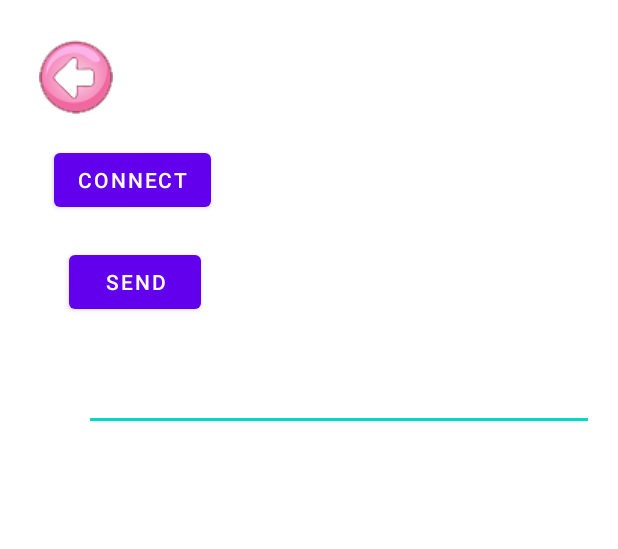
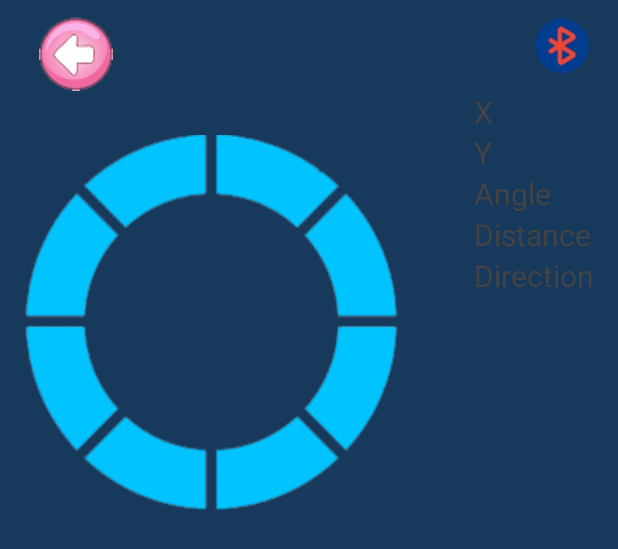
Before and after one commit to phandinhbacptit/AppVrobox, an Android app: the layout activity_control.xml on its own in the app's theme, with its tools: preview values and no code run, on a phone screen of 412 x 824 dp. Shown: the top 549 px of the screen. Run offline under Robolectric (Android 15) with nearby library versions, the phone set to English and light mode, and no system bars.

Commit message:
add full icon, base icon of joystick, background of tab control

```diff
--- a/app/src/main/res/layout/activity_control.xml
+++ b/app/src/main/res/layout/activity_control.xml
@@ -3,50 +3,192 @@
     xmlns:tools="http://schemas.android.com/tools"
     android:layout_width="match_parent"
     android:layout_height="match_parent"
+    android:orientation="vertical"
     android:paddingLeft="16dp"
+    android:paddingTop="5dp"
     android:paddingRight="16dp"
-    android:paddingTop="16dp"
     android:paddingBottom="16dp"
-    android:orientation="vertical"
+    android:background="@drawable/bg_control"
     tools:context=".MainActivity">
+
+   <RelativeLayout
+       android:layout_width="match_parent"
+       android:layout_height="wrap_content"
+       android:orientation="horizontal">
 
       <ImageButton
           android:id="@+id/btnCtrBack"
           android:layout_width="wrap_content"
           android:layout_height="wrap_content"
           android:layout_marginLeft="10dp"
-       android:layout_marginTop="10dp"
-       android:background="@drawable/back_icon"/>
-   <Button
-      android:id="@+id/btnConnect"
+          android:layout_marginTop="5dp"
+          android:background="@drawable/back_icon" />
+
+      <ImageButton
+          android:id="@+id/btnConnectBluetooth"
+          android:layout_width="20pt"
+          android:layout_height="20pt"
+          android:layout_alignParentRight="true"
+          android:layout_marginTop="3dp"
+          android:background="@drawable/bluetooth_off" />
+
+   </RelativeLayout>
+
+   <RelativeLayout
+       android:layout_width="match_parent"
+       android:layout_height="wrap_content">
+
+      <RelativeLayout
+          android:layout_width="250dp"
+          android:layout_height="250dp"
+          android:id="@+id/layout_joystick"
+          android:layout_alignParentLeft="true"
+          android:layout_marginTop="29dp"
+          android:background="@drawable/joystick_background1">
+         /*Design joystick*/
+
+      </RelativeLayout>
+      <RelativeLayout
+          android:id="@+id/linearLayout1"
           android:layout_width="wrap_content"
           android:layout_height="wrap_content"
+          android:layout_toRightOf="@+id/layout_joystick"
+          android:layout_marginLeft="50dp"
+          android:orientation="vertical">
+
+         <TextView
+             android:id="@+id/textView1"
+             android:layout_width="wrap_content"
+             android:layout_height="wrap_content"
+             android:layout_alignParentLeft="true"
+             android:layout_alignParentTop="true"
+             android:text="X"
+             android:textColor="#444444"
+             android:textSize="20dp" />
+
+         <TextView
+             android:id="@+id/textView2"
+             android:layout_width="wrap_content"
+             android:layout_height="wrap_content"
+             android:layout_alignParentLeft="true"
+             android:layout_below="@+id/textView1"
+             android:text="Y"
+             android:textColor="#444444"
+             android:textSize="20dp" />
+         <TextView
+             android:id="@+id/textView3"
+             android:layout_width="wrap_content"
+             android:layout_height="wrap_content"
+             android:layout_alignParentLeft="true"
+             android:layout_below="@+id/textView2"
+             android:text="Angle"
+             android:textColor="#444444"
+             android:textSize="20dp" />
+
+         <TextView
+             android:id="@+id/textView4"
+             android:layout_width="wrap_content"
+             android:layout_height="wrap_content"
+             android:layout_alignParentLeft="true"
+             android:layout_below="@+id/textView3"
+             android:text="Distance"
+             android:textColor="#444444"
+             android:textSize="20dp" />
+
+         <TextView
+             android:id="@+id/textView5"
+             android:layout_width="wrap_content"
+             android:layout_height="wrap_content"
+             android:layout_alignParentLeft="true"
+             android:layout_below="@+id/textView4"
+             android:text="Direction"
+             android:textColor="#444444"
+             android:textSize="20dp" />
+
+      </RelativeLayout>
+
+      <RelativeLayout
+          android:layout_width="wrap_content"
+          android:layout_height="wrap_content"
+          android:layout_toRightOf="@+id/linearLayout1"
+          android:layout_marginLeft="50dp">
+
+         <RelativeLayout
+             android:id ="@+id/layoutMode"
+             android:layout_width="match_parent"
+             android:layout_height="wrap_content"
+             android:orientation="horizontal">
+
+            <ImageButton
+                android:id="@+id/btnFollowingLine"
+                android:layout_width="45pt"
+                android:layout_height="45pt"
                 android:layout_marginLeft="20dp"
                 android:layout_marginTop="20dp"
-       android:text="connect"/>
+                android:background="@drawable/line_mode"
+                android:text="Line" />
 
-   <Button
-       android:id="@+id/btnSend"
-       android:layout_width="wrap_content"
-       android:layout_height="wrap_content"
+            <ImageButton
+                android:id="@+id/btnCircleLine"
+                android:layout_width="45pt"
+                android:layout_height="45pt"
+                android:layout_centerHorizontal="true"
                 android:layout_marginLeft="30dp"
                 android:layout_marginTop="20dp"
-       android:text="Send"/>
+                android:background="@drawable/round_mode"
+                android:text="Circle" />
 
-   <EditText
-       android:id="@+id/inputData"
+            <ImageButton
+                android:id="@+id/btnAvoidObstacles"
+                android:layout_width="45pt"
+                android:layout_height="45pt"
+                android:layout_alignParentRight="true"
+                android:layout_marginLeft="30dp"
+                android:layout_marginTop="20dp"
+                android:background="@drawable/sound_mode"
+                android:text="Avoid" />
+
+         </RelativeLayout>
+
+         <RelativeLayout
+             android:id ="@+id/layoutLed"
              android:layout_width="match_parent"
              android:layout_height="wrap_content"
-       android:layout_marginLeft="40dp"
-       android:layout_marginTop="30dp"
-       />
+             android:layout_below = "@id/layoutMode"
+             android:layout_marginLeft="60dp"
+             android:layout_marginRight="60dp">
+            <ImageButton
+                android:id="@+id/btnOn"
+                android:layout_width="45pt"
+                android:layout_height="45pt"
+                android:layout_marginLeft="30dp"
+                android:layout_marginTop="20dp"
+                android:background="@drawable/rocket" />
+            <ImageButton
+                android:id="@+id/btnOff"
+                android:layout_width="45pt"
+                android:layout_height="45pt"
+                android:layout_alignParentRight="true"
+                android:layout_marginLeft="30dp"
+                android:layout_marginTop="20dp"
+                android:background="@drawable/on" />
+         </RelativeLayout>
 
-   <TextView
-       android:id="@+id/info"
-       android:textStyle="bold|italic"
-       android:layout_width="wrap_content"
-       android:layout_height="wrap_content"/>
 
+      </RelativeLayout>
+
+   </RelativeLayout>
+
+
+
+<!--   </RelativeLayout>-->
+
+
+   <!--   <TextView-->
+   <!--          android:id="@+id/info"-->
+   <!--          android:textStyle="bold|italic"-->
+   <!--          android:layout_width="wrap_content"-->
+   <!--          android:layout_height="wrap_content"/>-->
    <!--   <TextView-->
    <!--       android:id="@+id/status"-->
    <!--       android:textSize="28sp"-->
--- a/app/src/main/res/layout/activity_main.xml
+++ b/app/src/main/res/layout/activity_main.xml
@@ -45,7 +45,7 @@
                     android:layout_width="445px"
                     android:layout_height="512px"
                     android:padding="0dp"
-                    android:src="@drawable/amnhac"/>
+                    android:src="@drawable/ranzer"/>
             </LinearLayout>
 
             <LinearLayout
```
Also changed, not shown: app/src/main/java/com/example/myapplication/Control.java (+46 -68 lines), app/src/main/java/com/example/myapplication/joystick.java (added, +276 -0 lines), app/src/main/res/drawable-v24/bluetooth_off.PNG (added), app/src/main/res/drawable-v24/bluetooth_on.PNG (added), app/src/main/res/drawable/bg_control.png, app/src/main/res/drawable/line_mode.png (added), app/src/main/res/drawable/off.png (added), app/src/main/res/drawable/on.png (added), app/src/main/res/drawable/rocket.png (added), app/src/main/res/drawable/round_mode.png (added), app/src/main/res/drawable/sound_mode.png (added), 2 other files. Lines whose indentation alone changed are shown as unchanged.
